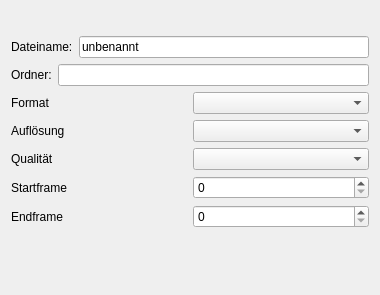
Old version of the form code/src/main/resources/base/ui/export.ui in the repository felixdittrich92/mission-uncuttable.
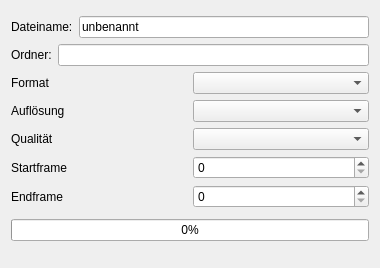
New version of the form.

The edit to the form file:
```diff
--- a/code/src/main/resources/base/ui/export.ui
+++ b/code/src/main/resources/base/ui/export.ui
@@ -7,7 +7,7 @@
     <x>0</x>
     <y>0</y>
     <width>380</width>
-    <height>295</height>
+    <height>268</height>
    </rect>
   </property>
   <property name="windowTitle">
@@ -120,6 +120,13 @@
      </item>
     </layout>
    </item>
+   <item>
+    <widget class="QProgressBar" name="export_progress">
+     <property name="value">
+      <number>0</number>
+     </property>
+    </widget>
+   </item>
    <item>
     <widget class="QDialogButtonBox" name="buttonBox">
      <property name="standardButtons">
```
